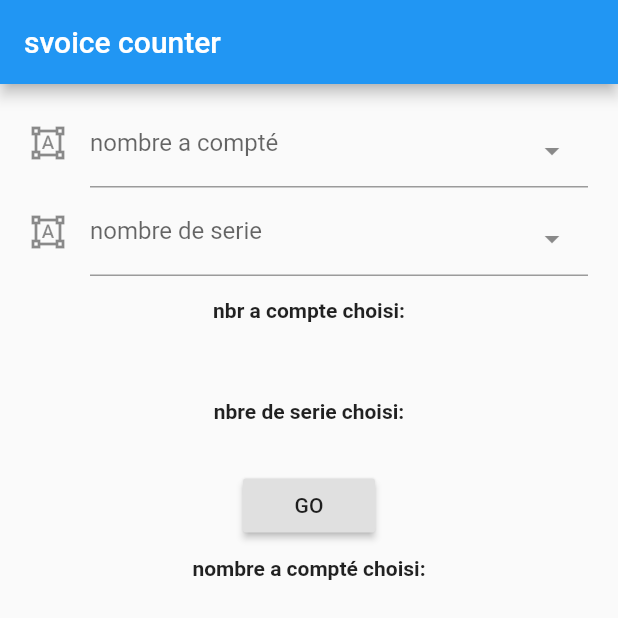
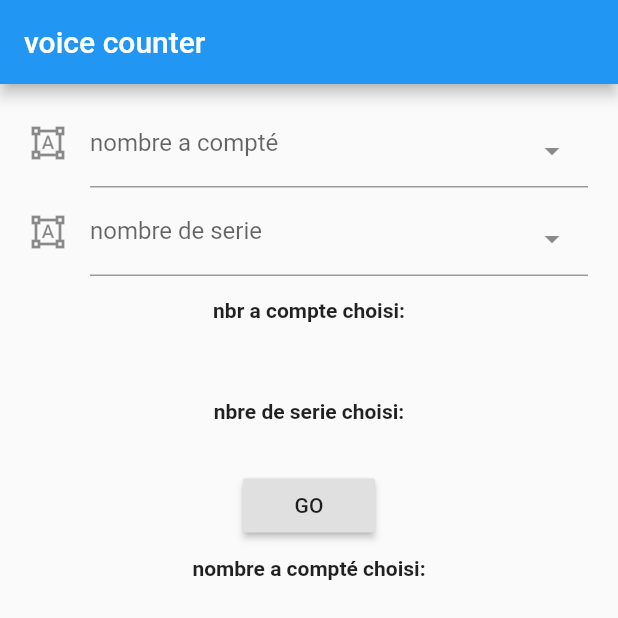
Before and after one commit to droidmedi/sport_voice_counter, a Flutter app: the screen it shows after launch, on a phone screen of 412 x 824 dp, the top half of it. Run offline on Flutter 3.47's test engine with Material 2 defaults, Android fonts, the light colour scheme and no system bars; drawn by our look-alikes of select_form_field.

Commit message:
walo ghir lbdya

```diff
--- a/lib/main.dart
+++ b/lib/main.dart
@@ -98,7 +98,7 @@ class _MyHomePageState extends State<MyHomePage> {
   Widget build(BuildContext context) {
     return Scaffold(
       appBar: AppBar(
-        title: Text('svoice counter'),
+        title: Text('voice counter'),
       ),
       body: SingleChildScrollView(
         padding: EdgeInsets.only(left: 20, right: 20, top: 10),
```
